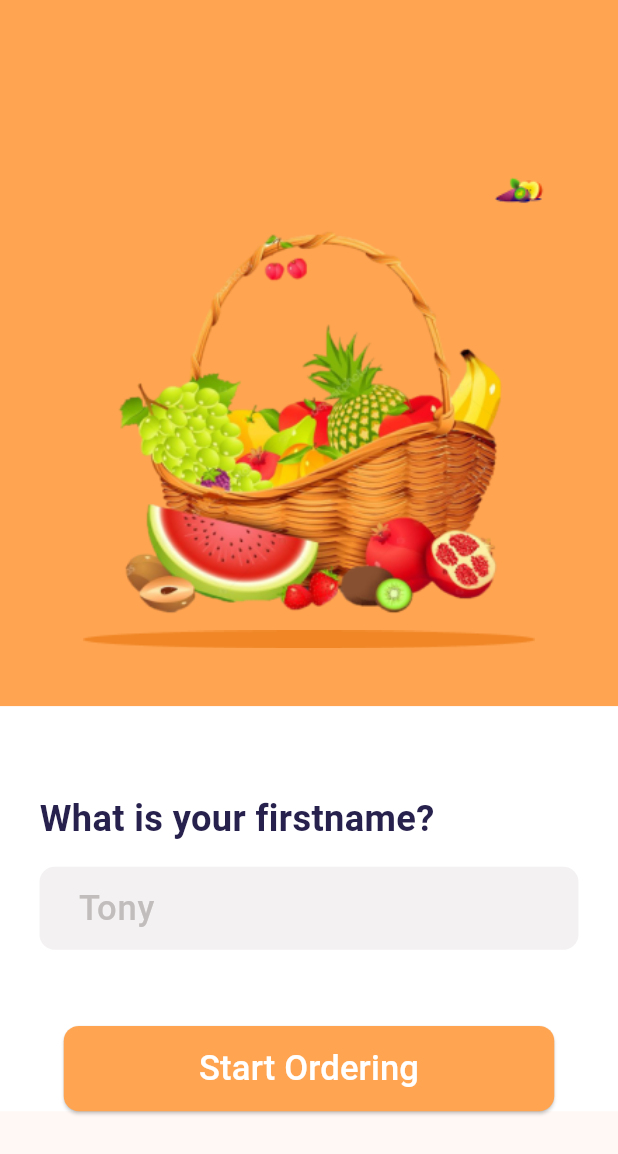
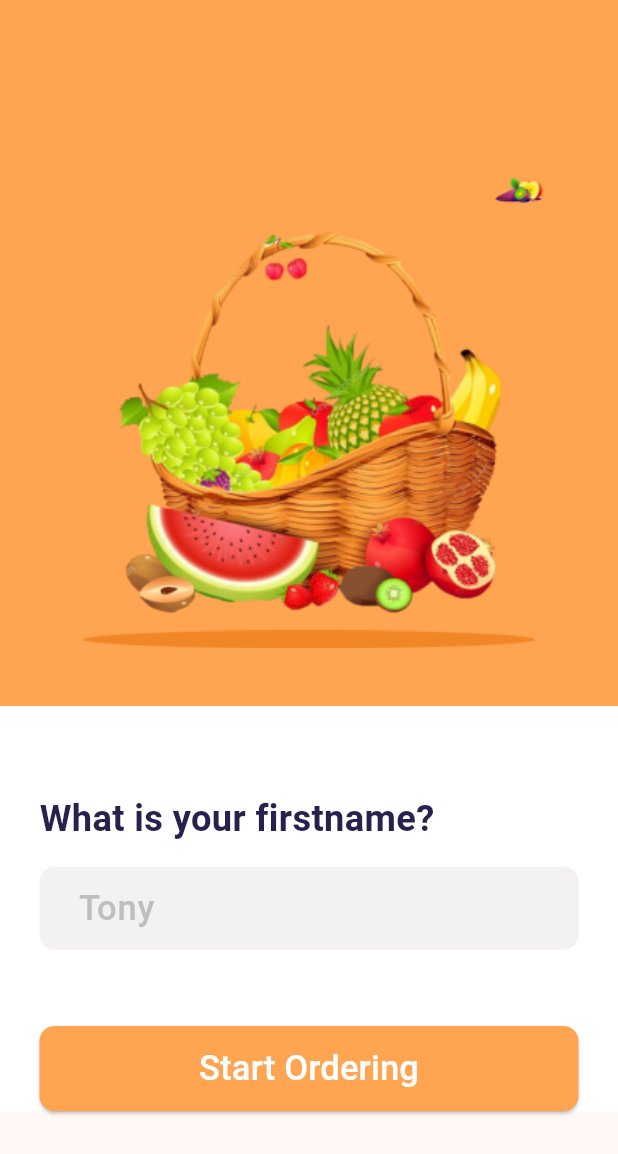
Before and after one commit to fatima304/FruitHub, a Flutter app: the screen it shows after launch, after a tap on an icon or button, on a phone screen of 412 x 824 dp. Shown: the top 1154 px of the screen. Run offline on Flutter 3.47's test engine with Material 3 defaults, Android fonts, the phone set to English and light mode, and no system bars; our stand-ins replace flutter_screenutil, google_fonts.

Commit message:
refactor code of welcome and auth screens

```diff
--- a/lib/features/AddBasket/widgets/back_button.dart
+++ b/lib/features/AddBasket/widgets/back_button.dart
@@ -16,9 +16,9 @@ class CustomBackButton extends StatelessWidget {
       mainAxisAlignment: MainAxisAlignment.start,
       children: [
         ElevatedButton.icon(
-          style:  ButtonStyle(
+          style: ButtonStyle(
             fixedSize: WidgetStatePropertyAll(Size(120.w, 35.h)),
-            backgroundColor: WidgetStatePropertyAll(Colors.white),
+            backgroundColor: const WidgetStatePropertyAll(Colors.white),
           ),
           icon: Image.asset('assets/arrow.png'),
           onPressed: onPressed,
--- a/lib/features/AuthScreen/auth.dart
+++ b/lib/features/AuthScreen/auth.dart
@@ -1,4 +1,5 @@
 import 'package:flutter/material.dart';
+import 'package:fruit_hub/features/WelcomeScreen/widgets/fix_body.dart';
 import 'package:fruit_hub/features/WelcomeScreen/widgets/big_container.dart';
 import 'package:fruit_hub/features/AuthScreen/widgets/small_container_order.dart';
 
@@ -9,21 +10,13 @@ class AuthScreen extends StatelessWidget {
   Widget build(BuildContext context) {
     return Scaffold(
       body: SafeArea(
-        child: Column(
-          children: [
-            const Expanded(
-              flex: 4,
-              child: BigContainer(
-                mainImage: 'assets/basket2.png',
-              ),
-            ),
-            Expanded(
-              flex: 3,
-              child: SingleChildScrollView(
-                child: SmallContainerOrder(),
-              ),
-            ),
-          ],
+        child: FixBody(
+          widget1: const BigContainer(
+            mainImage: 'assets/basket2.png',
+          ),
+          widget2: SingleChildScrollView(
+            child: SmallContainerOrder(),
+          ),
         ),
       ),
     );
--- a/lib/features/AuthScreen/widgets/small_container_order.dart
+++ b/lib/features/AuthScreen/widgets/small_container_order.dart
@@ -31,7 +31,7 @@ class SmallContainerOrder extends StatelessWidget {
           Align(
             alignment: Alignment.center,
             child: Button(
-              buttonSize: 327,
+              buttonSize: 327.w,
               textButton: 'Start Ordering',
               onPressed: () {
                 Navigator.push(
--- a/lib/features/SplashScreen/screens/splashscreen.dart
+++ b/lib/features/SplashScreen/screens/splashscreen.dart
@@ -2,7 +2,9 @@ import 'dart:async';
 import 'package:flutter/material.dart';
 import 'package:google_fonts/google_fonts.dart';
 import 'package:fruit_hub/features/Helper/constant.dart';
+import 'package:flutter_screenutil/flutter_screenutil.dart';
 import 'package:fruit_hub/features/WelcomeScreen/welcome_screen.dart';
+
 class SplashScreen extends StatefulWidget {
   const SplashScreen({super.key});
 
@@ -26,30 +28,32 @@ class _SplashScreenState extends State<SplashScreen> {
   @override
   Widget build(BuildContext context) {
     return Scaffold(
-      backgroundColor: const Color.fromARGB(255, 255, 255, 255),
+      backgroundColor: Colors.white,
       body: Center(
         child: Column(
           mainAxisAlignment: MainAxisAlignment.center,
+          crossAxisAlignment: CrossAxisAlignment.center,
           children: <Widget>[
             Image.asset('assets/logo.png'),
-            const SizedBox(
-              height: 5,
+            SizedBox(
+              height: 5.h,
             ),
             Container(
-              height: 40,
-              width: 184,
-              decoration: const BoxDecoration(
+              padding: EdgeInsets.all(5.w),
+              height: 40.h,
+              width: 184.w,
+              decoration: BoxDecoration(
                 color: ColorStyle.primayColor,
                 borderRadius: BorderRadius.only(
-                  topLeft: Radius.circular(15),
-                  bottomRight: Radius.circular(15),
+                  topLeft: Radius.circular(16.r),
+                  bottomRight: Radius.circular(16.r),
                 ),
               ),
               child: Center(
                 child: Text(
                   'Fruit Hub',
                   style: GoogleFonts.badScript(
-                    fontSize: 24,
+                    fontSize: 23.sp,
                     fontStyle: FontStyle.italic,
                     color: Colors.white,
                     fontWeight: FontWeight.w400,
--- a/lib/features/WelcomeScreen/welcome_screen.dart
+++ b/lib/features/WelcomeScreen/welcome_screen.dart
@@ -1,4 +1,5 @@
 import 'package:flutter/material.dart';
+import 'package:fruit_hub/features/WelcomeScreen/widgets/fix_body.dart';
 import 'package:fruit_hub/features/WelcomeScreen/widgets/big_container.dart';
 import 'package:fruit_hub/features/WelcomeScreen/widgets/small_container.dart';
 
@@ -8,34 +9,15 @@ class WelcomeScreen extends StatelessWidget {
   @override
   Widget build(BuildContext context) {
     return const Scaffold(
-      body: FixBody(),
-    );
-  }
-}
-
-class FixBody extends StatelessWidget {
-  const FixBody({
-    super.key,
-  });
-
-  @override
-  Widget build(BuildContext context) {
-    return const Column(
-      children: [
-        Expanded(
-          flex: 4,
-          child: BigContainer(
+      body: FixBody(
+        widget1: BigContainer(
           mainImage: 'assets/basket.png',
         ),
-        ),
-        Expanded(
-          flex: 3,
-          child: SmallContainer(
+        widget2: SmallContainer(
           textButton: 'Let\'s Continue',
           text: 'Get The Freshest Fruit Salad Combo',
         ),
       ),
-      ],
     );
   }
 }
--- /dev/null
+++ b/lib/features/WelcomeScreen/widgets/fix_body.dart
@@ -0,0 +1,22 @@
+
+import 'package:flutter/material.dart';
+
+class FixBody extends StatelessWidget {
+  const FixBody({
+    super.key,
+    required this.widget1,
+    required this.widget2,
+  });
+  final Widget widget1;
+  final Widget widget2;
+
+  @override
+  Widget build(BuildContext context) {
+    return Column(
+      children: [
+        Expanded(flex: 4, child: widget1),
+        Expanded(flex: 3, child: widget2),
+      ],
+    );
+  }
+}
```
Also changed, not shown: 2 other files. Lines whose indentation alone changed are shown as unchanged.
